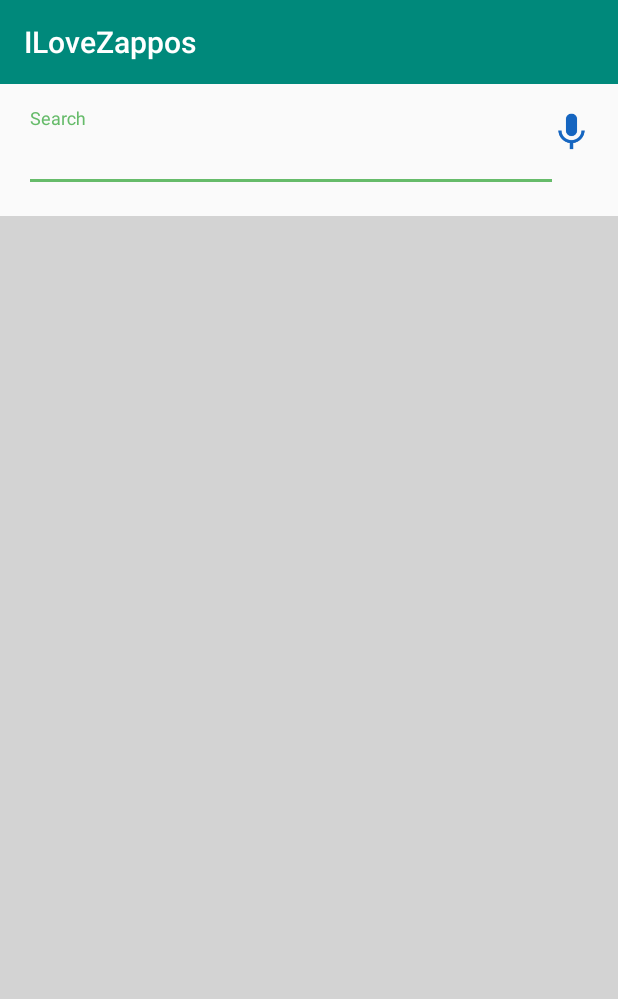
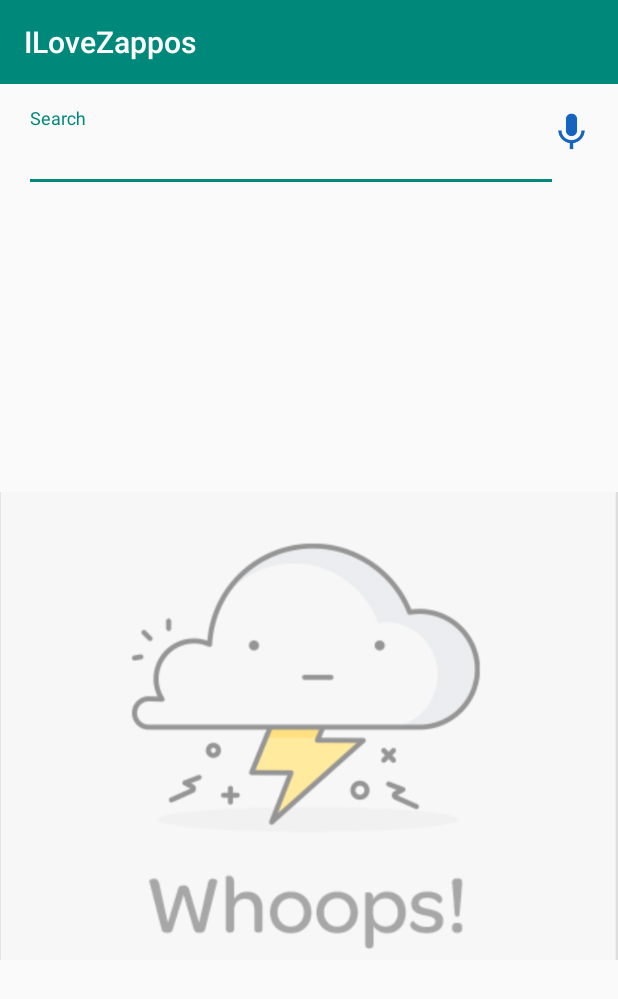
Before and after one commit to raakeshvicrak/ILoveZappos, an Android app: the screen it shows after launch (SearchActivity), on a phone screen of 412 x 824 dp. Shown: the top 999 px of the screen. Run offline under Robolectric (Android 15) with nearby library versions, the phone set to English and light mode, and no system bars; 1 statement that could not run was skipped.

Commit message:
Bug fixes
Fab bug fix, no internet connectivity alert

```diff
--- a/app/src/main/AndroidManifest.xml
+++ b/app/src/main/AndroidManifest.xml
@@ -11,6 +11,7 @@
         android:icon="@drawable/ilovezappos"
         android:label="@string/app_name"
         android:supportsRtl="true"
+        android:largeHeap="true"
         android:theme="@style/AppTheme">
         <activity
             android:name=".SearchActivity"
--- a/app/src/main/java/com/zappos/raakeshpremkumar/ilovezappos/ProductActivity.java
+++ b/app/src/main/java/com/zappos/raakeshpremkumar/ilovezappos/ProductActivity.java
@@ -46,7 +46,7 @@
     @Override
     protected void onCreate(Bundle savedInstanceState) {
         super.onCreate(savedInstanceState);
-
+        //ContentProductBinding contentProductBinding1 = ContentProductBinding.inflate(getLayoutInflater());
         ContentProductBinding contentProductBinding = DataBindingUtil.setContentView(this, R.layout.content_product);
 
         Toolbar toolbar = (Toolbar) findViewById(R.id.toolbar);
--- a/app/src/main/java/com/zappos/raakeshpremkumar/ilovezappos/SearchActivity.java
+++ b/app/src/main/java/com/zappos/raakeshpremkumar/ilovezappos/SearchActivity.java
@@ -13,7 +13,6 @@
 import android.support.v7.widget.Toolbar;
 import android.text.Editable;
 import android.text.TextWatcher;
-import android.util.Log;
 import android.view.KeyEvent;
 import android.view.View;
 import android.view.Menu;
@@ -21,26 +20,19 @@
 import android.view.inputmethod.EditorInfo;
 import android.view.inputmethod.InputMethodManager;
 import android.widget.EditText;
+import android.widget.FrameLayout;
 import android.widget.ImageView;
 import android.widget.TextView;
-import android.widget.Toast;
 
 import com.zappos.raakeshpremkumar.ilovezappos.DB.DataBaseManager;
 import com.zappos.raakeshpremkumar.ilovezappos.DB.DataBaseQuery;
 import com.zappos.raakeshpremkumar.ilovezappos.ProductsRecyclerView.ProductsRecyclerViewAdapter;
-import com.zappos.raakeshpremkumar.ilovezappos.Utils.NetworkUtil;
-import com.zappos.raakeshpremkumar.ilovezappos.model.ProductAPIResponse;
+
 import com.zappos.raakeshpremkumar.ilovezappos.model.Products;
 import com.zappos.raakeshpremkumar.ilovezappos.rest.ApiResultInterface;
 import com.zappos.raakeshpremkumar.ilovezappos.rest.ExecuteRestApiSearch;
-import com.zappos.raakeshpremkumar.ilovezappos.rest.RetrofitAPIClient;
-import com.zappos.raakeshpremkumar.ilovezappos.rest.RetrofitAPIInterface;
 
 import java.util.ArrayList;
-
-import retrofit2.Call;
-import retrofit2.Callback;
-import retrofit2.Response;
 
 public class SearchActivity extends AppCompatActivity implements ApiResultInterface{
 
@@ -54,6 +46,8 @@
     private ProductsRecyclerViewAdapter productsRecyclerViewAdapter = null;
     private Toolbar toolbar;
     private int REQUEST_CODE = 6;
+    private TextView recentlyViewed;
+    private FrameLayout noInternetConnectivity;
 
     @Override
     protected void onCreate(Bundle savedInstanceState) {
@@ -83,8 +77,11 @@
         products_recyclerView = (RecyclerView) findViewById(R.id.productsview);
         clearButton = (ImageView) findViewById(R.id.clearButton);
         voiceButton = (ImageView) findViewById(R.id.voiceButton);
+        recentlyViewed = (TextView) findViewById(R.id.recentlyViewed);
+        noInternetConnectivity = (FrameLayout) findViewById(R.id.noInternetConnectivity);
 
         products_recyclerView.setLayoutManager(new StaggeredGridLayoutManager(2, 1));
+        //products_recyclerView.setLayoutManager(new GridLayoutManager(SearchActivity.this, 2));
 
         loadProducts();
 
@@ -130,6 +127,15 @@
 
     @Override
     public void onResult(ArrayList<Products> products, String searchTerm) {
+
+        if (products.size() == 0){
+            noInternetConnectivity.setVisibility(View.VISIBLE);
+            products_recyclerView.setVisibility(View.GONE);
+        }
+        else{
+            noInternetConnectivity.setVisibility(View.GONE);
+            products_recyclerView.setVisibility(View.VISIBLE);
+        }
 
         if (productsRecyclerViewAdapter == null){
             productsRecyclerViewAdapter = new ProductsRecyclerViewAdapter(SearchActivity.this, products, R.layout.products_list_item);
@@ -179,8 +185,17 @@
         ArrayList<Products> products_list = DataBaseManager.getInstance(SearchActivity.this).retrieveTablerows(DataBaseQuery.TABLE_PRODUCT_DETAILS,
                 DataBaseQuery.VIEWED, new String[]{"true"});
 
+        if (products_list.size() == 0){
+            noInternetConnectivity.setVisibility(View.VISIBLE);
+            products_recyclerView.setVisibility(View.GONE);
+        }
+        else{
+            noInternetConnectivity.setVisibility(View.GONE);
+            products_recyclerView.setVisibility(View.VISIBLE);
+        }
+
         if (products_list.size() > 0){
-
+            recentlyViewed.setVisibility(View.VISIBLE);
             if (productsRecyclerViewAdapter == null){
                 productsRecyclerViewAdapter = new ProductsRecyclerViewAdapter(SearchActivity.this, products_list, R.layout.products_list_item);
                 products_recyclerView.setAdapter(productsRecyclerViewAdapter);
@@ -190,10 +205,11 @@
                 productsRecyclerViewAdapter.notifyDataSetChanged();
             }
 
-            InputMethodManager imm = (InputMethodManager) getSystemService(Activity.INPUT_METHOD_SERVICE);
-            imm.toggleSoftInput(InputMethodManager.HIDE_IMPLICIT_ONLY, 0);
+            /*InputMethodManager imm = (InputMethodManager) getSystemService(Activity.INPUT_METHOD_SERVICE);
+            imm.toggleSoftInput(InputMethodManager.HIDE_IMPLICIT_ONLY, 0);*/
         }
         else{
+            recentlyViewed.setVisibility(View.GONE);
             executeRestApiSearch("");
         }
     }
@@ -247,8 +263,10 @@
         public boolean onEditorAction(TextView textView, int i, KeyEvent keyEvent) {
             if (i == EditorInfo.IME_ACTION_SEARCH){
                 searchMade = true;
+                recentlyViewed.setVisibility(View.GONE);
                 getSupportActionBar().setDisplayHomeAsUpEnabled(true);
                 getSupportActionBar().setDisplayShowHomeEnabled(true);
+
                 executeRestApiSearch(searchEditText.getText().toString());
             }
             return false;
--- a/app/src/main/res/layout/activity_search.xml
+++ b/app/src/main/res/layout/activity_search.xml
@@ -27,14 +27,48 @@
             layout="@layout/content_search"
             android:layout_below="@+id/toolbar"/>
 
-        <android.support.v7.widget.RecyclerView
-            android:id="@+id/productsview"
+        <TextView
             android:layout_below="@+id/searchParent"
+            android:id="@+id/recentlyViewed"
+            android:layout_width="match_parent"
+            android:layout_height="wrap_content"
+            android:padding="5dp"
+            android:textSize="15dp"
+            android:textStyle="bold"
+            android:visibility="gone"
             android:background="@color/light_grey"
+            android:text="@string/recentlyViewed"/>
+
+        <FrameLayout
             android:layout_width="match_parent"
-            android:layout_height="match_parent">
+            android:layout_height="match_parent"
+            android:layout_below="@+id/recentlyViewed">
 
-        </android.support.v7.widget.RecyclerView>
+            <FrameLayout
+                android:id="@+id/noInternetConnectivity"
+                android:layout_width="match_parent"
+                android:layout_height="match_parent">
+
+                <ImageView
+                    android:layout_width="match_parent"
+                    android:layout_height="match_parent"
+                    android:layout_gravity="center"
+                    android:gravity="center"
+                    android:textStyle="bold"
+                    android:textSize="30dp"
+                    android:src="@drawable/nointernetconnectiivty"/>
+
+            </FrameLayout>
+
+            <android.support.v7.widget.RecyclerView
+                android:id="@+id/productsview"
+                android:visibility="gone"
+                android:background="@color/light_grey"
+                android:layout_width="match_parent"
+                android:layout_height="match_parent">
+            </android.support.v7.widget.RecyclerView>
+
+        </FrameLayout>
 
     </RelativeLayout>
 
--- a/app/src/main/res/layout/content_product.xml
+++ b/app/src/main/res/layout/content_product.xml
@@ -162,9 +162,8 @@
             android:layout_height="wrap_content"
             android:layout_gravity="end|bottom"
             android:layout_alignParentBottom="true"
-            android:layout_alignParentEnd="true"
+            android:layout_alignParentRight="true"
             android:layout_margin="@dimen/fab_margin"
-            android:backgroundTint="@color/green"
             android:tint="@color/white"/>
 
     </android.support.design.widget.CoordinatorLayout>
--- a/app/src/main/res/layout/products_list_item.xml
+++ b/app/src/main/res/layout/products_list_item.xml
@@ -33,6 +33,7 @@
         <ImageView
             android:id="@+id/productImage"
             android:transitionName="productImageTransition"
+            android:background="@mipmap/zapposmobile"
             android:layout_width="match_parent"
             android:layout_height="wrap_content"
             android:layout_centerInParent="true"
--- a/app/src/main/res/values/colors.xml
+++ b/app/src/main/res/values/colors.xml
@@ -2,7 +2,7 @@
 <resources>
     <color name="colorPrimary">#00897B</color>
     <color name="colorPrimaryDark">#009688</color>
-    <color name="colorAccent">#66BB6A</color>
+    <color name="colorAccent">#00897B</color>
 
     <color name="red">#D50000</color>
     <color name="light_grey">#D3D3D3</color>
--- a/app/src/main/res/values/strings.xml
+++ b/app/src/main/res/values/strings.xml
@@ -5,4 +5,6 @@
     <string name="sale">SALE!</string>
     <string name="title_activity_product">ILoveZappos</string>
     <string name="similaritems_text">You might also like</string>
+
+    <string name="recentlyViewed">Recently Viewed Items</string>
 </resources>
```
Also changed, not shown: app/src/main/java/com/zappos/raakeshpremkumar/ilovezappos/ProductsRecyclerView/ProductsRecyclerViewAdapter.java (+17 -2 lines), app/src/main/res/drawable/nointernetconnectiivty.png (added), 2 other files.
